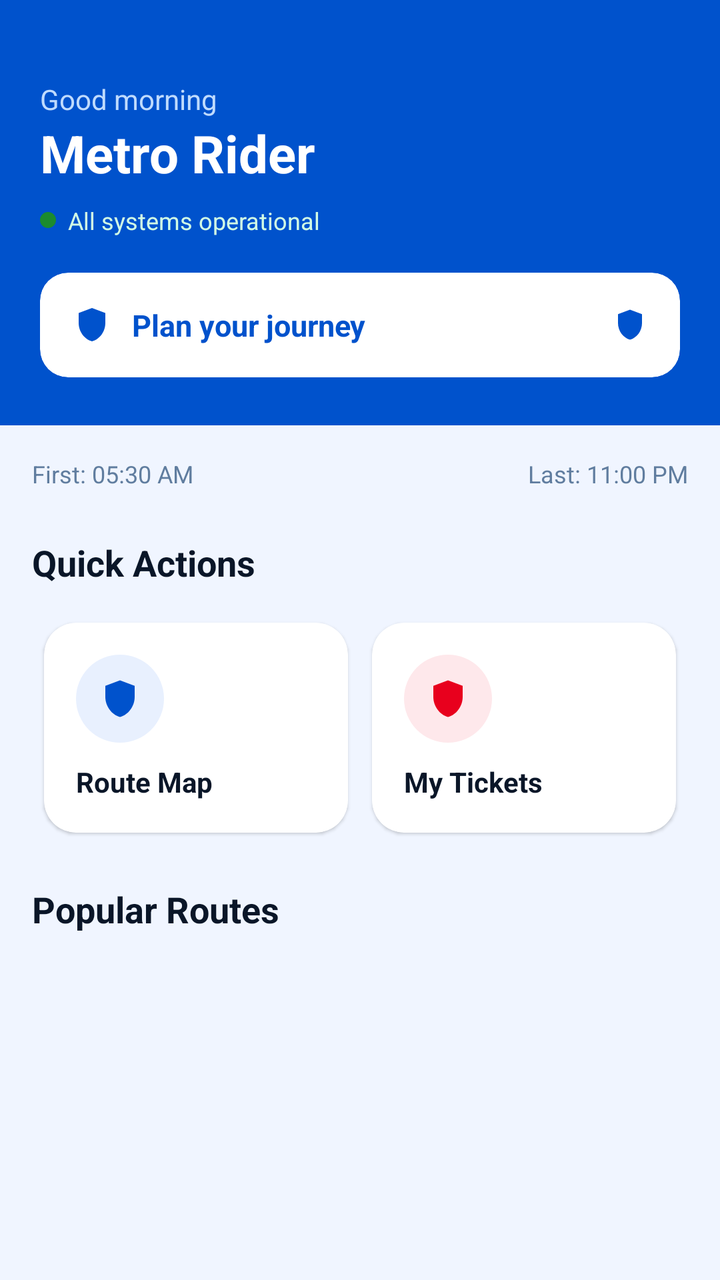
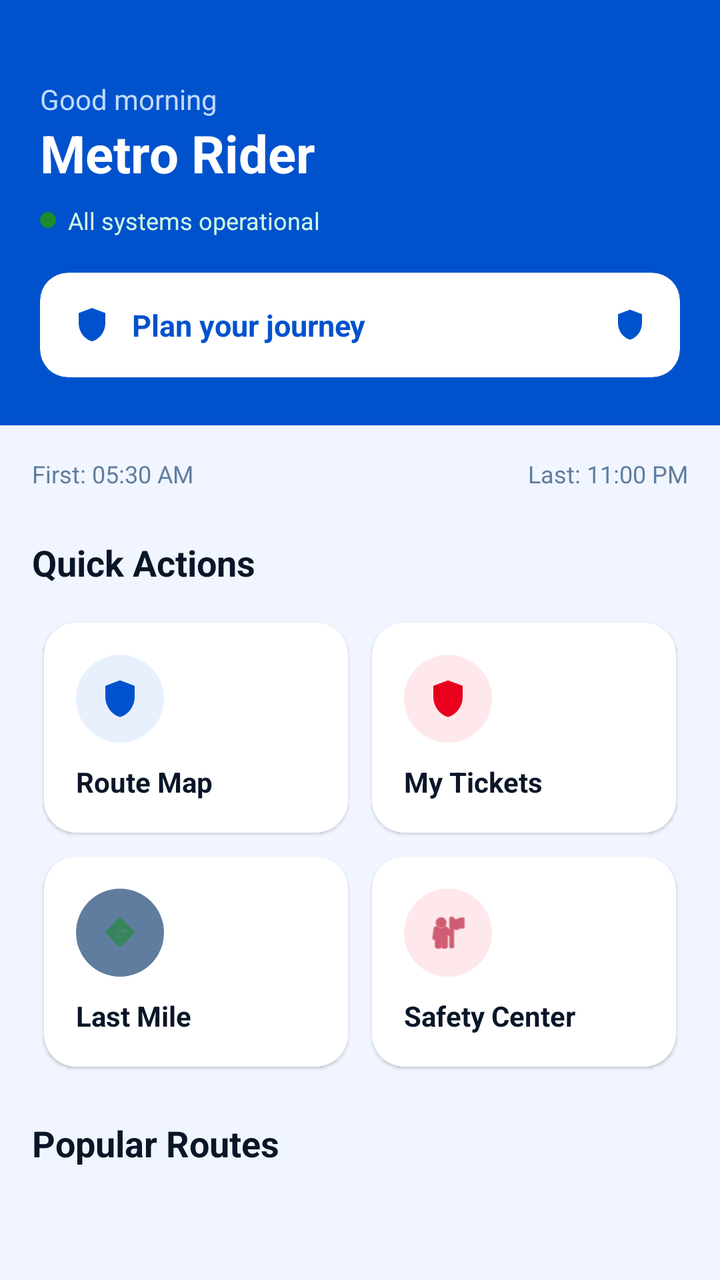

An Android layout rendered at two revisions. The XML below is the earlier revision; the diff shows what the commit changed to produce the second picture.
<!-- AndroidManifest.xml: application theme Theme.ChennaiMetro -->
<!-- res/layout/fragment_home.xml -->
<?xml version="1.0" encoding="utf-8"?>
<ScrollView
    xmlns:android="http://schemas.android.com/apk/res/android"
    xmlns:app="http://schemas.android.com/apk/res-auto"
    android:layout_width="match_parent"
    android:layout_height="match_parent"
    android:background="@color/background">

    <LinearLayout
        android:layout_width="match_parent"
        android:layout_height="wrap_content"
        android:orientation="vertical">

        
        <LinearLayout
            android:layout_width="match_parent"
            android:layout_height="wrap_content"
            android:background="@color/primary"
            android:orientation="vertical"
            android:paddingStart="20dp"
            android:paddingEnd="20dp"
            android:paddingTop="40dp"
            android:paddingBottom="24dp">

            <TextView
                android:id="@+id/tv_greeting"
                android:layout_width="wrap_content"
                android:layout_height="wrap_content"
                android:text="Good morning"
                android:textColor="#BFDBFE"
                android:textSize="14sp" />

            <TextView
                android:layout_width="wrap_content"
                android:layout_height="wrap_content"
                android:text="Metro Rider"
                android:textColor="#FFFFFF"
                android:textSize="26sp"
                android:textStyle="bold"
                android:layout_marginBottom="8dp" />

            
            <LinearLayout
                android:layout_width="wrap_content"
                android:layout_height="wrap_content"
                android:orientation="horizontal"
                android:gravity="center_vertical"
                android:layout_marginBottom="18dp">

                <View
                    android:layout_width="8dp"
                    android:layout_height="8dp"
                    android:background="@drawable/circle_green"
                    android:layout_marginEnd="6dp" />

                <TextView
                    android:id="@+id/tv_live_status"
                    android:layout_width="wrap_content"
                    android:layout_height="wrap_content"
                    android:text="All systems operational"
                    android:textColor="#D1FAE5"
                    android:textSize="12sp" />
            </LinearLayout>

            
            <androidx.cardview.widget.CardView
                android:id="@+id/btn_plan_journey"
                android:layout_width="match_parent"
                android:layout_height="wrap_content"
                app:cardCornerRadius="14dp"
                app:cardElevation="0dp"
                app:cardBackgroundColor="#FFFFFF">

                <LinearLayout
                    android:layout_width="match_parent"
                    android:layout_height="wrap_content"
                    android:orientation="horizontal"
                    android:gravity="center_vertical"
                    android:padding="16dp">

                    <ImageView
                        android:layout_width="20dp"
                        android:layout_height="20dp"
                        android:src="@drawable/ic_navigation"
                        app:tint="@color/primary" />

                    <TextView
                        android:layout_width="0dp"
                        android:layout_height="wrap_content"
                        android:layout_weight="1"
                        android:text="Plan your journey"
                        android:textColor="@color/primary"
                        android:textSize="15sp"
                        android:textStyle="bold"
                        android:layout_marginStart="10dp" />

                    <ImageView
                        android:layout_width="18dp"
                        android:layout_height="18dp"
                        android:src="@drawable/ic_chevron_right"
                        app:tint="@color/primary" />
                </LinearLayout>
            </androidx.cardview.widget.CardView>
        </LinearLayout>

        
        <LinearLayout
            android:layout_width="match_parent"
            android:layout_height="wrap_content"
            android:orientation="horizontal"
            android:paddingHorizontal="16dp"
            android:paddingTop="16dp"
            android:paddingBottom="4dp">

            <TextView
                android:id="@+id/tv_first_train"
                android:layout_width="0dp"
                android:layout_height="wrap_content"
                android:layout_weight="1"
                android:text="First: 05:30 AM"
                android:textColor="@color/text_secondary"
                android:textSize="12sp" />

            <TextView
                android:id="@+id/tv_last_train"
                android:layout_width="0dp"
                android:layout_height="wrap_content"
                android:layout_weight="1"
                android:text="Last: 11:00 PM"
                android:textColor="@color/text_secondary"
                android:textSize="12sp"
                android:gravity="end" />
        </LinearLayout>

        
        <TextView
            android:layout_width="wrap_content"
            android:layout_height="wrap_content"
            android:text="Quick Actions"
            android:textColor="@color/text_primary"
            android:textSize="18sp"
            android:textStyle="bold"
            android:layout_marginStart="16dp"
            android:layout_marginTop="20dp"
            android:layout_marginBottom="12dp" />

        <GridLayout
            android:layout_width="match_parent"
            android:layout_height="wrap_content"
            android:columnCount="2"
            android:rowCount="2"
            android:paddingHorizontal="16dp"
            android:useDefaultMargins="true">

            
            <androidx.cardview.widget.CardView
                android:id="@+id/btn_route_map"
                android:layout_width="0dp"
                android:layout_height="wrap_content"
                android:layout_columnWeight="1"
                android:layout_margin="6dp"
                app:cardCornerRadius="16dp"
                app:cardElevation="1dp"
                app:cardBackgroundColor="@color/surface">

                <LinearLayout
                    android:layout_width="match_parent"
                    android:layout_height="wrap_content"
                    android:orientation="vertical"
                    android:padding="16dp">

                    <FrameLayout
                        android:layout_width="44dp"
                        android:layout_height="44dp"
                        android:background="@drawable/circle_primary_light"
                        android:layout_marginBottom="10dp">
                        <ImageView
                            android:layout_width="22dp"
                            android:layout_height="22dp"
                            android:layout_gravity="center"
                            android:src="@drawable/ic_map"
                            app:tint="@color/primary" />
                    </FrameLayout>

                    <TextView
                        android:layout_width="wrap_content"
                        android:layout_height="wrap_content"
                        android:text="Route Map"
                        android:textColor="@color/text_primary"
                        android:textSize="14sp"
                        android:textStyle="bold" />
                </LinearLayout>
            </androidx.cardview.widget.CardView>

            
            <androidx.cardview.widget.CardView
                android:id="@+id/btn_my_tickets"
                android:layout_width="0dp"
                android:layout_height="wrap_content"
                android:layout_columnWeight="1"
                android:layout_margin="6dp"
                app:cardCornerRadius="16dp"
                app:cardElevation="1dp"
                app:cardBackgroundColor="@color/surface">

                <LinearLayout
                    android:layout_width="match_parent"
                    android:layout_height="wrap_content"
                    android:orientation="vertical"
                    android:padding="16dp">

                    <FrameLayout
                        android:layout_width="44dp"
                        android:layout_height="44dp"
                        android:background="@drawable/circle_accent_light"
                        android:layout_marginBottom="10dp">
                        <ImageView
                            android:layout_width="22dp"
                            android:layout_height="22dp"
                            android:layout_gravity="center"
                            android:src="@drawable/ic_qr_code"
                            app:tint="@color/accent" />
                    </FrameLayout>

                    <TextView
                        android:layout_width="wrap_content"
                        android:layout_height="wrap_content"
                        android:text="My Tickets"
                        android:textColor="@color/text_primary"
                        android:textSize="14sp"
                        android:textStyle="bold" />
                </LinearLayout>
            </androidx.cardview.widget.CardView>
        </GridLayout>

        
        <TextView
            android:layout_width="wrap_content"
            android:layout_height="wrap_content"
            android:text="Popular Routes"
            android:textColor="@color/text_primary"
            android:textSize="18sp"
            android:textStyle="bold"
            android:layout_marginStart="16dp"
            android:layout_marginTop="20dp"
            android:layout_marginBottom="12dp" />

        <androidx.recyclerview.widget.RecyclerView
            android:id="@+id/rv_popular_routes"
            android:layout_width="match_parent"
            android:layout_height="wrap_content"
            android:paddingHorizontal="16dp"
            android:nestedScrollingEnabled="false" />

        <View android:layout_width="match_parent" android:layout_height="24dp" />
    </LinearLayout>
</ScrollView>
<!-- resources referenced by this layout -->
<resources>
  <color name="accent">#E8001D</color>
  <color name="background">#F0F5FF</color>
  <color name="primary">#0052CC</color>
  <color name="surface">#FFFFFF</color>
  <color name="text_primary">#0A1628</color>
  <color name="text_secondary">#607D9F</color>
  <!-- drawable circle_accent_light (drawable) -->
  <?xml version="1.0" encoding="utf-8"?>
  <shape xmlns:android="http://schemas.android.com/apk/res/android" android:shape="oval">
      <solid android:color="#FEE8EB"/>
  </shape>
  <!-- drawable circle_green (drawable) -->
  <?xml version="1.0" encoding="utf-8"?>
  <shape xmlns:android="http://schemas.android.com/apk/res/android" android:shape="oval">
      <solid android:color="#1B8B2E"/>
  </shape>
  <!-- drawable circle_primary_light (drawable) -->
  <?xml version="1.0" encoding="utf-8"?>
  <shape xmlns:android="http://schemas.android.com/apk/res/android" android:shape="oval">
      <solid android:color="#E8F0FE"/>
  </shape>
  <!-- drawable ic_chevron_right (drawable) -->
  <?xml version="1.0" encoding="utf-8"?>
  <vector xmlns:android="http://schemas.android.com/apk/res/android"
      android:width="24dp"
      android:height="24dp"
      android:viewportWidth="24"
      android:viewportHeight="24">
      <path
          android:fillColor="#000000"
          android:pathData="M12,2L4,5V11C4,16.07 7.41,20.8 12,22C16.59,20.8 20,16.07 20,11V5L12,2Z" />
  </vector>
  <!-- drawable ic_map (drawable) -->
  <?xml version="1.0" encoding="utf-8"?>
  <vector xmlns:android="http://schemas.android.com/apk/res/android"
      android:width="24dp"
      android:height="24dp"
      android:viewportWidth="24"
      android:viewportHeight="24">
      <path
          android:fillColor="#000000"
          android:pathData="M12,2L4,5V11C4,16.07 7.41,20.8 12,22C16.59,20.8 20,16.07 20,11V5L12,2Z" />
  </vector>
  <!-- drawable ic_navigation (drawable) -->
  <?xml version="1.0" encoding="utf-8"?>
  <vector xmlns:android="http://schemas.android.com/apk/res/android"
      android:width="24dp"
      android:height="24dp"
      android:viewportWidth="24"
      android:viewportHeight="24">
      <path
          android:fillColor="#000000"
          android:pathData="M12,2L4,5V11C4,16.07 7.41,20.8 12,22C16.59,20.8 20,16.07 20,11V5L12,2Z" />
  </vector>
  <!-- drawable ic_qr_code (drawable) -->
  <?xml version="1.0" encoding="utf-8"?>
  <vector xmlns:android="http://schemas.android.com/apk/res/android"
      android:width="24dp"
      android:height="24dp"
      android:viewportWidth="24"
      android:viewportHeight="24">
      <path
          android:fillColor="#000000"
          android:pathData="M12,2L4,5V11C4,16.07 7.41,20.8 12,22C16.59,20.8 20,16.07 20,11V5L12,2Z" />
  </vector>
  <style name="Theme.ChennaiMetro" parent="Theme.MaterialComponents.DayNight.NoActionBar">
          <item name="colorPrimary">@color/primary</item>
          <item name="colorPrimaryVariant">@color/primary_dark</item>
          <item name="colorOnPrimary">#FFFFFF</item>
          <item name="colorSecondary">@color/accent</item>
          <item name="colorOnSecondary">#FFFFFF</item>
          <item name="android:colorBackground">@color/background</item>
          <item name="colorSurface">@color/surface</item>
          <item name="colorOnSurface">@color/text_primary</item>
          <item name="android:statusBarColor">@color/primary</item>
          <item name="android:navigationBarColor">@color/surface</item>
          <item name="android:windowLightStatusBar">false</item>
      </style>
  <color name="primary_dark">#003D99</color>
</resources>

<!-- the commit's change to res/layout/fragment_home.xml (unified diff, before → after) -->
@@ -231,6 +231,86 @@
                         android:textStyle="bold" />
                 </LinearLayout>
             </androidx.cardview.widget.CardView>
+
+            
+            <androidx.cardview.widget.CardView
+                android:id="@+id/btn_last_mile"
+                android:layout_width="0dp"
+                android:layout_height="wrap_content"
+                android:layout_columnWeight="1"
+                android:layout_margin="6dp"
+                app:cardCornerRadius="16dp"
+                app:cardElevation="1dp"
+                app:cardBackgroundColor="@color/surface">
+
+                <LinearLayout
+                    android:layout_width="match_parent"
+                    android:layout_height="wrap_content"
+                    android:orientation="vertical"
+                    android:padding="16dp">
+
+                    <FrameLayout
+                        android:layout_width="44dp"
+                        android:layout_height="44dp"
+                        android:background="@drawable/circle_secondary"
+                        android:layout_marginBottom="10dp">
+                        <ImageView
+                            android:layout_width="22dp"
+                            android:layout_height="22dp"
+                            android:layout_gravity="center"
+                            android:src="@android:drawable/ic_menu_directions"
+                            app:tint="@color/status_active" />
+                    </FrameLayout>
+
+                    <TextView
+                        android:layout_width="wrap_content"
+                        android:layout_height="wrap_content"
+                        android:text="Last Mile"
+                        android:textColor="@color/text_primary"
+                        android:textSize="14sp"
+                        android:textStyle="bold" />
+                </LinearLayout>
+            </androidx.cardview.widget.CardView>
+
+            
+            <androidx.cardview.widget.CardView
+                android:id="@+id/btn_safety_center"
+                android:layout_width="0dp"
+                android:layout_height="wrap_content"
+                android:layout_columnWeight="1"
+                android:layout_margin="6dp"
+                app:cardCornerRadius="16dp"
+                app:cardElevation="1dp"
+                app:cardBackgroundColor="@color/surface">
+
+                <LinearLayout
+                    android:layout_width="match_parent"
+                    android:layout_height="wrap_content"
+                    android:orientation="vertical"
+                    android:padding="16dp">
+
+                    <FrameLayout
+                        android:layout_width="44dp"
+                        android:layout_height="44dp"
+                        android:background="@drawable/circle_accent_light"
+                        android:layout_marginBottom="10dp">
+                        <ImageView
+                            android:layout_width="22dp"
+                            android:layout_height="22dp"
+                            android:layout_gravity="center"
+                            android:src="@android:drawable/ic_menu_myplaces"
+                            app:tint="@color/error" />
+                    </FrameLayout>
+
+                    <TextView
+                        android:layout_width="wrap_content"
+                        android:layout_height="wrap_content"
+                        android:text="Safety Center"
+                        android:textColor="@color/text_primary"
+                        android:textSize="14sp"
+                        android:textStyle="bold" />
+                </LinearLayout>
+            </androidx.cardview.widget.CardView>
         </GridLayout>
 
         
<!-- resource entries referenced after the edit -->
@@ -2,7 +2,9 @@
 <resources>
   <color name="accent">#E8001D</color>
   <color name="background">#F0F5FF</color>
+  <color name="error">#B00020</color>
   <color name="primary">#0052CC</color>
+  <color name="status_active">#1B8B2E</color>
   <color name="surface">#FFFFFF</color>
   <color name="text_primary">#0A1628</color>
   <color name="text_secondary">#607D9F</color>
@@ -21,6 +23,8 @@
   <shape xmlns:android="http://schemas.android.com/apk/res/android" android:shape="oval">
       <solid android:color="#E8F0FE"/>
   </shape>
+  <!-- drawable circle_secondary (drawable) -->
+  <shape xmlns:android="http://schemas.android.com/apk/res/android" android:shape="oval"><solid android:color="#607D9F"/></shape>
   <!-- drawable ic_chevron_right (drawable) -->
   <?xml version="1.0" encoding="utf-8"?>
   <vector xmlns:android="http://schemas.android.com/apk/res/android"
